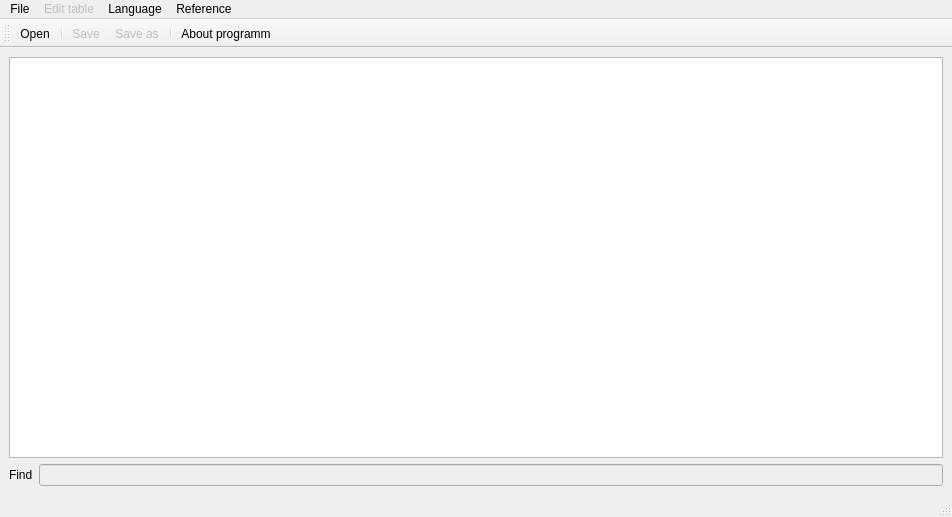
Qt form mainwindow.ui (NileET/Qt-CourseProject-Semester-4) before a commit.
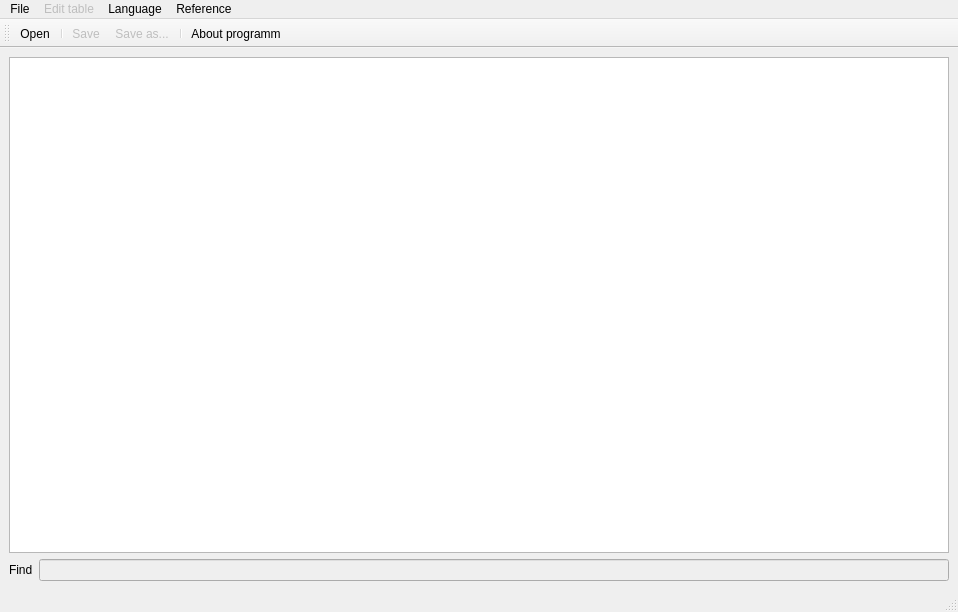
The same form after that commit. Icons and pictures are not drawn.

Diff of the .ui file:
```diff
--- a/mainwindow.ui
+++ b/mainwindow.ui
@@ -6,8 +6,8 @@
    <rect>
     <x>0</x>
     <y>0</y>
-    <width>952</width>
-    <height>517</height>
+    <width>958</width>
+    <height>612</height>
    </rect>
   </property>
   <property name="sizePolicy">
@@ -53,7 +53,7 @@
     <rect>
      <x>0</x>
      <y>0</y>
-     <width>952</width>
+     <width>958</width>
      <height>25</height>
     </rect>
    </property>
@@ -193,6 +193,9 @@
    <property name="text">
     <string>Save as...</string>
    </property>
+   <property name="iconText">
+    <string>Save as...</string>
+   </property>
   </action>
  </widget>
  <resources>
```
